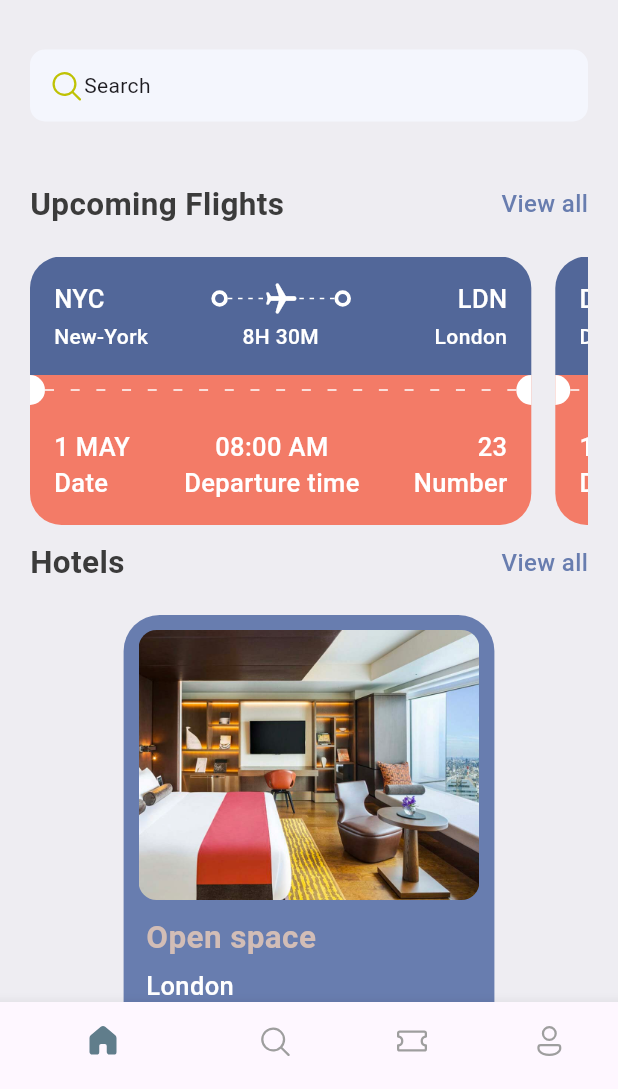
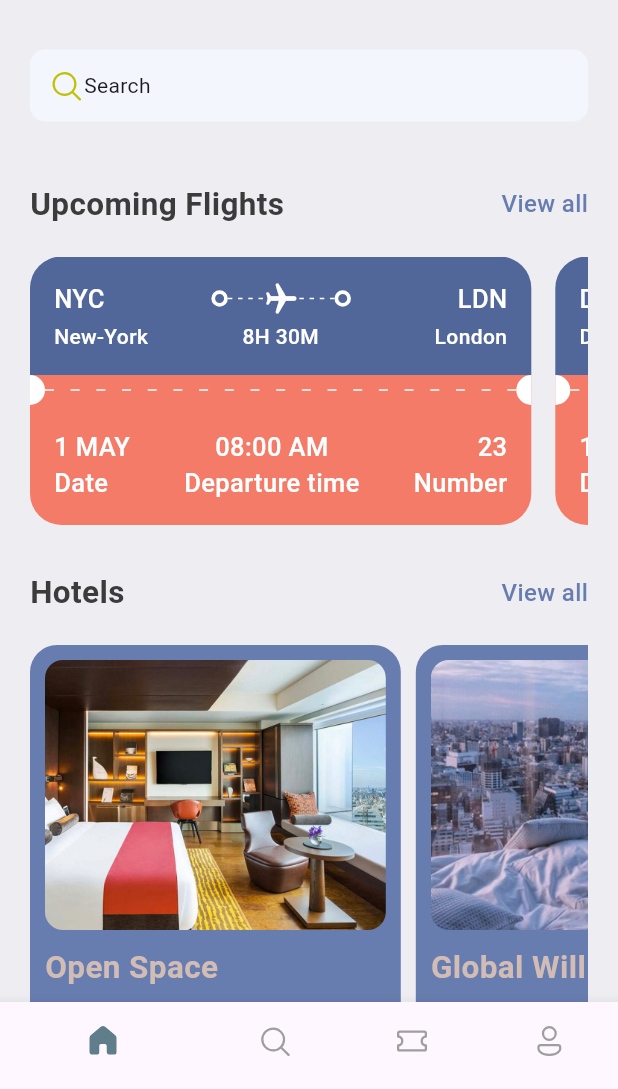
Before and after one commit to Ritex12in/First-Flutter-App, a Flutter app: the screen it shows after launch, on a phone screen of 412 x 824 dp, the part 147-1236 px from its top. Run offline on Flutter 3.47's test engine with Material 3 defaults, Android fonts, the phone set to English and light mode, and no system bars; our stand-ins replace fluentui_icons.

Commit message:
Setting Up hotel Dynamically

```diff
--- a/lib/base/utils/all_jason.dart
+++ b/lib/base/utils/all_jason.dart
@@ -112,3 +112,60 @@ List<Map<String, dynamic>> ticketList = [
     "number":48
   },
 ];
+
+List<Map<String, dynamic>> hotelList = [
+  {
+    'image': 'hotel_room.png',
+    'place': 'Open Space',
+    'destination': 'London',
+    'price': 25
+  },
+  {
+    'image': 'hotel_room_1.png',
+    'place': 'Global Will',
+    'destination': 'London',
+    'price': 40
+  },
+  {
+    'image': 'city_view.png',
+    'place': 'Tallest Building',
+    'destination': 'Dubai',
+    'price': 68
+  },
+  {
+    'image': 'city_view_2.png',
+    'place': 'Open Space',
+    'destination': 'London',
+    'price': 25
+  },
+  {
+    'image': 'pool_view.png',
+    'place': 'Global Will',
+    'destination': 'London',
+    'price': 40
+  },
+  {
+    'image': 'city_view_2.png',
+    'place': 'Tallest Building',
+    'destination': 'Dubai',
+    'price': 68
+  },
+  {
+    'image': 'hotel_room_view_2.png',
+    'place': 'Open Space',
+    'destination': 'London',
+    'price': 25
+  },
+  {
+    'image': 'hotel_room_view_2.png',
+    'place': 'Global Will',
+    'destination': 'London',
+    'price': 40
+  },
+  {
+    'image': 'hotel_room_view_1.png',
+    'place': 'Tallest Building',
+    'destination': 'Dubai',
+    'price': 68
+  },
+];
--- a/lib/screens/home_screen.dart
+++ b/lib/screens/home_screen.dart
@@ -23,6 +23,7 @@ class HomeScreen extends StatelessWidget {
             Container(
               padding: const EdgeInsets.symmetric(horizontal: 20),
               child: Column(
+                crossAxisAlignment: CrossAxisAlignment.start,
                 children: [
                   Row(
                     mainAxisAlignment: MainAxisAlignment.spaceBetween,
@@ -72,7 +73,7 @@ class HomeScreen extends StatelessWidget {
                   AppDoubleText(
                     first: 'Upcoming Flights',
                     second: 'View all',
-                    func: ()=> Navigator.pushNamed(context, "/all_tickets"),
+                    func: () => Navigator.pushNamed(context, "/all_tickets"),
                   ),
                   const SizedBox(
                     height: 20,
@@ -80,20 +81,27 @@ class HomeScreen extends StatelessWidget {
                   SingleChildScrollView(
                       scrollDirection: Axis.horizontal,
                       child: Row(
-                        children: ticketList.take(5).map((singleTicket)=>
-                            TicketView(ticket: singleTicket, margin: 16,)).toList()
-                      )),
+                          children: ticketList
+                              .take(5)
+                              .map((singleTicket) => TicketView(
+                                    ticket: singleTicket,
+                                    margin: 16,
+                                  ))
+                              .toList())),
+                  const SizedBox(height: 20,),
                   AppDoubleText(
-                    first: 'Hotels',
-                    second: 'View all',
-                    func: (){
-
-                    }
-                  ),
+                      first: 'Hotels', second: 'View all', func: () {}),
                   const SizedBox(
                     height: 20,
                   ),
-                  const Hotel(),
+                  SingleChildScrollView(
+                      scrollDirection: Axis.horizontal,
+                      child: Row(
+                        children:
+                          hotelList.take(5).map((singleHotel)=>
+                              Hotel(hotel: singleHotel,)).toList(),
+                      )
+                  ),
                 ],
               ),
             ),
--- a/lib/screens/widgets/hotel.dart
+++ b/lib/screens/widgets/hotel.dart
@@ -1,20 +1,21 @@
 import 'package:first_flutter_app/base/res/media.dart';
 import 'package:first_flutter_app/base/res/styles/app_styles.dart';
-import 'package:flutter/cupertino.dart';
 import 'package:flutter/material.dart';
 
 class Hotel extends StatelessWidget {
-  const Hotel({super.key});
+  final Map<String, dynamic> hotel;
+  const Hotel({super.key, required this.hotel});
 
   @override
   Widget build(BuildContext context) {
     final size = MediaQuery.of(context).size;
     return Container(
-      width: size.width*0.6,
+      width: size.width * 0.6,
       height: 350,
+      margin: const EdgeInsets.only(right: 10),
       decoration: BoxDecoration(
         color: AppStyles.primaryColor,
-        borderRadius: BorderRadius.circular(24),
+        borderRadius: BorderRadius.circular(18),
       ),
       child: Column(
         crossAxisAlignment: CrossAxisAlignment.start,
@@ -23,38 +24,41 @@ class Hotel extends StatelessWidget {
             height: 180,
             margin: const EdgeInsets.all(10),
             decoration: BoxDecoration(
-              borderRadius: BorderRadius.circular(12),
-              image: const DecorationImage(
-                fit: BoxFit.cover,
-                  image: AssetImage(AppMedia.hotelRoom
-                  )
-              )
+                borderRadius: BorderRadius.circular(12),
+                image: DecorationImage(
+                    fit: BoxFit.cover,
+                    image: AssetImage(
+                        "assets/images/${hotel['image'].toString()}"))),
+          ),
+          Padding(
+            padding: const EdgeInsets.only(left: 10),
+            child: Text(
+              hotel['place'],
+              style:
+                  AppStyles.headLineStyle2.copyWith(color: AppStyles.kakiColor),
             ),
           ),
+          const SizedBox(
+            height: 5,
+          ),
           Padding(
-            padding: const EdgeInsets.only(left: 15),
+            padding: const EdgeInsets.only(left: 10),
             child: Text(
-              "Open space",
-              style: AppStyles.headLineStyle2.copyWith(color: AppStyles.kakiColor),
-            ),
-          ),
-          SizedBox(height: 5,),
-          Padding(
-            padding: const EdgeInsets.only(left: 15),
-            child: Text(
-              "London",
+              hotel['destination'],
               style: AppStyles.headLineStyle3.copyWith(color: Colors.white),
             ),
           ),
-          SizedBox(height: 5,),
+          const SizedBox(
+            height: 5,
+          ),
           Padding(
-            padding: const EdgeInsets.only(left: 15),
+            padding: const EdgeInsets.only(left: 10),
             child: Text(
-              "\$25/night",
-              style: AppStyles.headLineStyle2.copyWith(color: AppStyles.kakiColor),
+              "\$${hotel['price']}/night",
+              style:
+                  AppStyles.headLineStyle2.copyWith(color: AppStyles.kakiColor),
             ),
           ),
-          SizedBox(height: 5,)
         ],
       ),
     );
```
